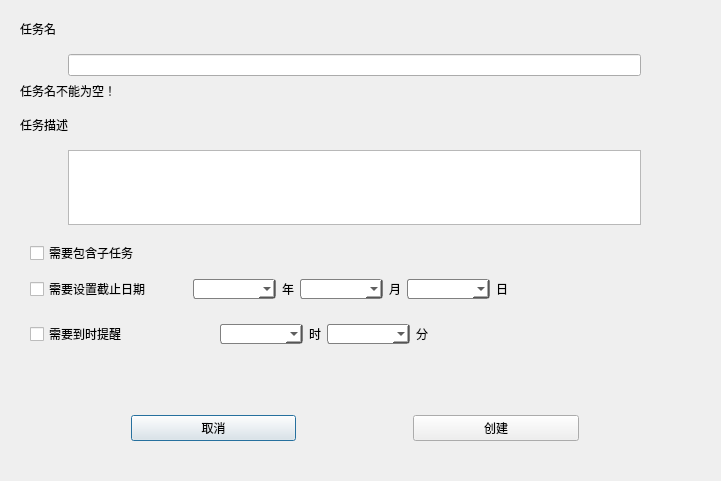
interestingLSY/DDL-Firewall, file addtask.ui: the form before one commit.
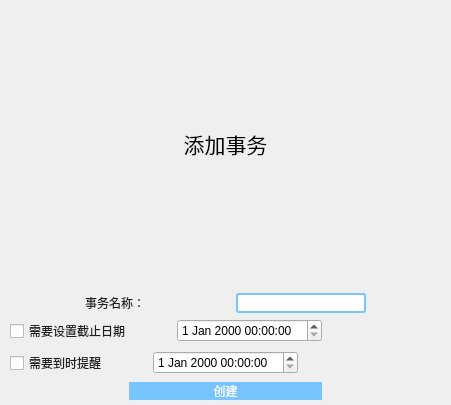
The form after the commit.

Diff of the .ui file:
```diff
--- a/addtask.ui
+++ b/addtask.ui
@@ -6,32 +6,73 @@
    <rect>
     <x>0</x>
     <y>0</y>
-    <width>721</width>
-    <height>481</height>
+    <width>451</width>
+    <height>405</height>
    </rect>
   </property>
   <property name="windowTitle">
    <string>Dialog</string>
   </property>
+  <property name="autoFillBackground">
+   <bool>false</bool>
+  </property>
   <widget class="QWidget" name="verticalLayoutWidget">
    <property name="geometry">
     <rect>
-     <x>20</x>
-     <y>10</y>
-     <width>669</width>
-     <height>431</height>
+     <x>0</x>
+     <y>0</y>
+     <width>451</width>
+     <height>401</height>
     </rect>
    </property>
-   <layout class="QVBoxLayout" name="verticalLayout" stretch="2,2,1,2,4,2,2,2,3,0">
+   <layout class="QVBoxLayout" name="verticalLayout" stretch="0,0,0,0,0">
+    <property name="sizeConstraint">
+     <enum>QLayout::SetDefaultConstraint</enum>
+    </property>
     <item>
      <widget class="QLabel" name="label_taskname">
+      <property name="font">
+       <font>
+        <pointsize>16</pointsize>
+       </font>
+      </property>
       <property name="text">
-       <string>任务名</string>
+       <string>添加事务</string>
+      </property>
+      <property name="alignment">
+       <set>Qt::AlignCenter</set>
       </property>
      </widget>
     </item>
     <item>
-     <layout class="QHBoxLayout" name="horizontalLayout_7" stretch="1,12,1">
+     <layout class="QHBoxLayout" name="horizontalLayout_7">
+      <item>
+       <spacer name="horizontalSpacer_8">
+        <property name="orientation">
+         <enum>Qt::Horizontal</enum>
+        </property>
+        <property name="sizeHint" stdset="0">
+         <size>
+          <width>40</width>
+          <height>20</height>
+         </size>
+        </property>
+       </spacer>
+      </item>
+      <item>
+       <widget class="QLabel" name="label_task_name">
+        <property name="styleSheet">
+         <string notr="true">font: 25 11pt '宋体';
+color: rgb(31,31,31);</string>
+        </property>
+        <property name="text">
+         <string>事务名称：</string>
+        </property>
+        <property name="alignment">
+         <set>Qt::AlignCenter</set>
+        </property>
+       </widget>
+      </item>
       <item>
        <spacer name="horizontalSpacer_11">
         <property name="orientation">
@@ -46,7 +87,16 @@
        </spacer>
       </item>
       <item>
-       <widget class="QLineEdit" name="lineEdit"/>
+       <widget class="QLineEdit" name="input_task_name">
+        <property name="styleSheet">
+         <string notr="true">font: 25 13pt '微软雅黑';
+color: rgb(31,31,31);
+padding-left:20px;
+background-color: rgb(255, 255, 255);
+border:2px solid rgb(120,196,255);
+border-radius:3px;</string>
+        </property>
+       </widget>
       </item>
       <item>
        <spacer name="horizontalSpacer_12">
@@ -64,75 +114,7 @@
      </layout>
     </item>
     <item>
-     <widget class="QLabel" name="remind">
-      <property name="text">
-       <string>任务名不能为空！</string>
-      </property>
-     </widget>
-    </item>
-    <item>
-     <widget class="QLabel" name="label_taskdetail">
-      <property name="text">
-       <string>任务描述</string>
-      </property>
-     </widget>
-    </item>
-    <item>
-     <layout class="QHBoxLayout" name="horizontalLayout_6" stretch="1,12,1">
-      <item>
-       <spacer name="horizontalSpacer_9">
-        <property name="orientation">
-         <enum>Qt::Horizontal</enum>
-        </property>
-        <property name="sizeHint" stdset="0">
-         <size>
-          <width>40</width>
-          <height>20</height>
-         </size>
-        </property>
-       </spacer>
-      </item>
-      <item>
-       <widget class="QPlainTextEdit" name="plainTextEdit">
-        <property name="contextMenuPolicy">
-         <enum>Qt::DefaultContextMenu</enum>
-        </property>
-       </widget>
-      </item>
-      <item>
-       <spacer name="horizontalSpacer_10">
-        <property name="orientation">
-         <enum>Qt::Horizontal</enum>
-        </property>
-        <property name="sizeHint" stdset="0">
-         <size>
-          <width>40</width>
-          <height>20</height>
-         </size>
-        </property>
-       </spacer>
-      </item>
-     </layout>
-    </item>
-    <item>
-     <layout class="QHBoxLayout" name="horizontalLayout_2">
-      <property name="leftMargin">
-       <number>10</number>
-      </property>
-      <property name="topMargin">
-       <number>10</number>
-      </property>
-      <item>
-       <widget class="QCheckBox" name="checkBoxSubtask">
-        <property name="text">
-         <string>需要包含子任务</string>
-        </property>
-       </widget>
-      </item>
-     </layout>
-    </item>
-    <item>
-     <layout class="QHBoxLayout" name="ymd_layout" stretch="2,1,3,5">
+     <layout class="QHBoxLayout" name="ymd_layout" stretch="0,0,0,0">
       <property name="leftMargin">
        <number>10</number>
       </property>
@@ -140,21 +122,24 @@
        <number>2</number>
       </property>
       <item>
-       <layout class="QVBoxLayout" name="verticalLayout_2">
-        <item>
-         <widget class="QCheckBox" name="checkBoxDate">
-          <property name="text">
-           <string>需要设置截止日期</string>
-          </property>
-         </widget>
-        </item>
-       </layout>
+       <widget class="QCheckBox" name="chkbox_have_ddl">
+        <property name="styleSheet">
+         <string notr="true">font: 25 11pt '宋体';
+color: rgb(31,31,31);</string>
+        </property>
+        <property name="text">
+         <string>需要设置截止日期</string>
+        </property>
+       </widget>
       </item>
       <item>
        <spacer name="horizontalSpacer_4">
         <property name="orientation">
          <enum>Qt::Horizontal</enum>
         </property>
+        <property name="sizeType">
+         <enum>QSizePolicy::Preferred</enum>
+        </property>
         <property name="sizeHint" stdset="0">
          <size>
           <width>40</width>
@@ -164,239 +149,18 @@
        </spacer>
       </item>
       <item>
-       <layout class="QHBoxLayout" name="horizontalLayout">
-        <item>
-         <widget class="QComboBox" name="comboBoxYear">
-          <property name="styleSheet">
-           <string notr="true">/* 未下拉时，QComboBox的样式 */
-QComboBox {
-    border: 1px solid gray;   /* 边框 */
-    border-radius: 3px;   /* 圆⾓ */
-    padding: 1px 18px 1px 3px;   /* 字体填衬 */
-    color: black;
-    font: normal normal 15px &quot;Microsoft YaHei&quot;;
-    background: white;
-}
-/* 下拉后，整个下拉窗体样式 */
-QComboBox QAbstractItemView {
-    outline: 0px solid gray;   /* 选定项的虚框 */
-    border: black;   /* 整个下拉窗体的边框 */
-    color: black;
-    background-color: white;   /* 整个下拉窗体的背景⾊ */
-    selection-background-color:rgb(212, 212, 212)
-	selection-color:white
-;   /* 整个下拉窗体被选中项的背景⾊ */
-}
-/* 下拉后，整个下拉窗体每项的样式 */
-QComboBox QAbstractItemView::item {
-    height: 50px;   /* 项的⾼度（设置pComboBox-&gt;setView(new QListView());后，该项才起作⽤） */
-}
-/* 下拉后，整个下拉窗体越过每项的样式 */
-QComboBox QAbstractItemView::item:hover {
-    color: red;
-    background-color: green;   /* 整个下拉窗体越过每项的背景⾊ */
-}
-/* 下拉后，整个下拉窗体被选择的每项的样式 */
-QComboBox QAbstractItemView::item:selected {
-    color: black;
-    background-color: grey;
-}
-/* QComboBox中的垂直滚动条 */
-QComboBox QAbstractScrollArea QScrollBar:vertical {
-    width: 10px;
-    background-color: white;   /* 空⽩区域的背景⾊灰⾊green */
-}
-QComboBox QAbstractScrollArea QScrollBar::handle:vertical {
-    border-radius: 5px;   /* 圆⾓ */
-    background: rgb(192,192,192);   /* ⼩⽅块的背景⾊深灰lightblue */
-}
-QComboBox QAbstractScrollArea QScrollBar::handle:vertical:hover {
-    background: rgb(192,192,192);   /* 越过⼩⽅块的背景⾊yellow */
-}
-/* 设置为可编辑（setEditable(true)）editable时，编辑区域的样式 */
-QComboBox:editable {
-    background: rgb(192,192,192);
-}
-/* 设置为⾮编辑（setEditable(false)）!editable时，整个QComboBox的样式 */
-QComboBox:!editable {
-     background: white;
-}
-/* 设置为可编辑editable时，点击整个QComboBox的样式 */
-/* 设置为可编辑editable时，点击整个QComboBox的样式 */
-QComboBox:editable:on {
-    background: black;
-}
-/* 设置为⾮编辑!editable时，点击整个QComboBox的样式 */
-QComboBox:!editable:on {
-     background: white;
-}
-</string>
-          </property>
-         </widget>
-        </item>
-        <item>
-         <widget class="QLabel" name="year">
-          <property name="text">
-           <string>年</string>
-          </property>
-         </widget>
-        </item>
-        <item>
-         <widget class="QComboBox" name="comboBoxMonth">
-          <property name="styleSheet">
-           <string notr="true">/* 未下拉时，QComboBox的样式 */
-QComboBox {
-    border: 1px solid gray;   /* 边框 */
-    border-radius: 3px;   /* 圆⾓ */
-    padding: 1px 18px 1px 3px;   /* 字体填衬 */
-    color: black;
-    font: normal normal 15px &quot;Microsoft YaHei&quot;;
-    background: white;
-}
-/* 下拉后，整个下拉窗体样式 */
-QComboBox QAbstractItemView {
-    outline: 0px solid gray;   /* 选定项的虚框 */
-    border: black;   /* 整个下拉窗体的边框 */
-    color: black;
-    background-color: white;   /* 整个下拉窗体的背景⾊ */
-    selection-background-color:rgb(212, 212, 212)
-	selection-color:white
-;   /* 整个下拉窗体被选中项的背景⾊ */
-}
-/* 下拉后，整个下拉窗体每项的样式 */
-QComboBox QAbstractItemView::item {
-    height: 50px;   /* 项的⾼度（设置pComboBox-&gt;setView(new QListView());后，该项才起作⽤） */
-}
-/* 下拉后，整个下拉窗体越过每项的样式 */
-QComboBox QAbstractItemView::item:hover {
-    color: red;
-    background-color: green;   /* 整个下拉窗体越过每项的背景⾊ */
-}
-/* 下拉后，整个下拉窗体被选择的每项的样式 */
-QComboBox QAbstractItemView::item:selected {
-    color: black;
-    background-color: grey;
-}
-/* QComboBox中的垂直滚动条 */
-QComboBox QAbstractScrollArea QScrollBar:vertical {
-    width: 10px;
-    background-color: white;   /* 空⽩区域的背景⾊灰⾊green */
-}
-QComboBox QAbstractScrollArea QScrollBar::handle:vertical {
-    border-radius: 5px;   /* 圆⾓ */
-    background: rgb(192,192,192);   /* ⼩⽅块的背景⾊深灰lightblue */
-}
-QComboBox QAbstractScrollArea QScrollBar::handle:vertical:hover {
-    background: rgb(192,192,192);   /* 越过⼩⽅块的背景⾊yellow */
-}
-/* 设置为可编辑（setEditable(true)）editable时，编辑区域的样式 */
-QComboBox:editable {
-    background: rgb(192,192,192);
-}
-/* 设置为⾮编辑（setEditable(false)）!editable时，整个QComboBox的样式 */
-QComboBox:!editable {
-     background: white;
-}
-/* 设置为可编辑editable时，点击整个QComboBox的样式 */
-/* 设置为可编辑editable时，点击整个QComboBox的样式 */
-QComboBox:editable:on {
-    background: black;
-}
-/* 设置为⾮编辑!editable时，点击整个QComboBox的样式 */
-QComboBox:!editable:on {
-     background: white;
-}
-</string>
-          </property>
-         </widget>
-        </item>
-        <item>
-         <widget class="QLabel" name="month">
-          <property name="contextMenuPolicy">
-           <enum>Qt::NoContextMenu</enum>
-          </property>
-          <property name="text">
-           <string>月</string>
-          </property>
-         </widget>
-        </item>
-        <item>
-         <widget class="QComboBox" name="comboBoxDay">
-          <property name="styleSheet">
-           <string notr="true">/* 未下拉时，QComboBox的样式 */
-QComboBox {
-    border: 1px solid gray;   /* 边框 */
-    border-radius: 3px;   /* 圆⾓ */
-    padding: 1px 18px 1px 3px;   /* 字体填衬 */
-    color: black;
-    font: normal normal 15px &quot;Microsoft YaHei&quot;;
-    background: white;
-}
-/* 下拉后，整个下拉窗体样式 */
-QComboBox QAbstractItemView {
-    outline: 0px solid gray;   /* 选定项的虚框 */
-    border: black;   /* 整个下拉窗体的边框 */
-    color: black;
-    background-color: white;   /* 整个下拉窗体的背景⾊ */
-    selection-background-color:rgb(212, 212, 212)
-	selection-color:white
-;   /* 整个下拉窗体被选中项的背景⾊ */
-}
-/* 下拉后，整个下拉窗体每项的样式 */
-QComboBox QAbstractItemView::item {
-    height: 50px;   /* 项的⾼度（设置pComboBox-&gt;setView(new QListView());后，该项才起作⽤） */
-}
-/* 下拉后，整个下拉窗体越过每项的样式 */
-QComboBox QAbstractItemView::item:hover {
-    color: red;
-    background-color: green;   /* 整个下拉窗体越过每项的背景⾊ */
-}
-/* 下拉后，整个下拉窗体被选择的每项的样式 */
-QComboBox QAbstractItemView::item:selected {
-    color: black;
-    background-color: grey;
-}
-/* QComboBox中的垂直滚动条 */
-QComboBox QAbstractScrollArea QScrollBar:vertical {
-    width: 10px;
-    background-color: white;   /* 空⽩区域的背景⾊灰⾊green */
-}
-QComboBox QAbstractScrollArea QScrollBar::handle:vertical {
-    border-radius: 5px;   /* 圆⾓ */
-    background: rgb(192,192,192);   /* ⼩⽅块的背景⾊深灰lightblue */
-}
-QComboBox QAbstractScrollArea QScrollBar::handle:vertical:hover {
-    background: rgb(192,192,192);   /* 越过⼩⽅块的背景⾊yellow */
-}
-/* 设置为可编辑（setEditable(true)）editable时，编辑区域的样式 */
-QComboBox:editable {
-    background: rgb(192,192,192);
-}
-/* 设置为⾮编辑（setEditable(false)）!editable时，整个QComboBox的样式 */
-QComboBox:!editable {
-     background: white;
-}
-/* 设置为可编辑editable时，点击整个QComboBox的样式 */
-/* 设置为可编辑editable时，点击整个QComboBox的样式 */
-QComboBox:editable:on {
-    background: black;
-}
-/* 设置为⾮编辑!editable时，点击整个QComboBox的样式 */
-QComboBox:!editable:on {
-     background: white;
-}
-</string>
-          </property>
-         </widget>
-        </item>
-        <item>
-         <widget class="QLabel" name="day">
-          <property name="text">
-           <string>日</string>
-          </property>
-         </widget>
-        </item>
-       </layout>
+       <widget class="QDateTimeEdit" name="datetime_ddl">
+        <property name="minimumDateTime">
+         <datetime>
+          <hour>0</hour>
+          <minute>0</minute>
+          <second>0</second>
+          <year>1759</year>
+          <month>9</month>
+          <day>14</day>
+         </datetime>
+        </property>
+       </widget>
       </item>
       <item>
        <spacer name="horizontalSpacer_7">
@@ -414,26 +178,29 @@
      </layout>
     </item>
     <item>
-     <layout class="QHBoxLayout" name="horizontalLayout_11" stretch="2,3,2,9">
+     <layout class="QHBoxLayout" name="horizontalLayout_11" stretch="0,0,0,0">
       <property name="leftMargin">
        <number>10</number>
       </property>
       <item>
-       <layout class="QHBoxLayout" name="horizontalLayout_10">
-        <item>
-         <widget class="QCheckBox" name="checkBoxTime">
-          <property name="text">
-           <string>需要到时提醒</string>
-          </property>
-         </widget>
-        </item>
-       </layout>
+       <widget class="QCheckBox" name="chkbox_have_reminder">
+        <property name="styleSheet">
+         <string notr="true">font: 25 11pt '宋体';
+color: rgb(31,31,31);</string>
+        </property>
+        <property name="text">
+         <string>需要到时提醒</string>
+        </property>
+       </widget>
       </item>
       <item>
        <spacer name="horizontalSpacer_5">
         <property name="orientation">
          <enum>Qt::Horizontal</enum>
         </property>
+        <property name="sizeType">
+         <enum>QSizePolicy::Preferred</enum>
+        </property>
         <property name="sizeHint" stdset="0">
          <size>
           <width>40</width>
@@ -443,160 +210,7 @@
        </spacer>
       </item>
       <item>
-       <layout class="QHBoxLayout" name="horizontalLayout_9">
-        <item>
-         <widget class="QComboBox" name="comboBoxHour">
-          <property name="styleSheet">
-           <string notr="true">/* 未下拉时，QComboBox的样式 */
-QComboBox {
-    border: 1px solid gray;   /* 边框 */
-    border-radius: 3px;   /* 圆⾓ */
-    padding: 1px 18px 1px 3px;   /* 字体填衬 */
-    color: black;
-    font: normal normal 15px &quot;Microsoft YaHei&quot;;
-    background: white;
-}
-/* 下拉后，整个下拉窗体样式 */
-QComboBox QAbstractItemView {
-    outline: 0px solid gray;   /* 选定项的虚框 */
-    border: black;   /* 整个下拉窗体的边框 */
-    color: black;
-    background-color: white;   /* 整个下拉窗体的背景⾊ */
-    selection-background-color:rgb(212, 212, 212)
-	selection-color:white
-;   /* 整个下拉窗体被选中项的背景⾊ */
-}
-/* 下拉后，整个下拉窗体每项的样式 */
-QComboBox QAbstractItemView::item {
-    height: 50px;   /* 项的⾼度（设置pComboBox-&gt;setView(new QListView());后，该项才起作⽤） */
-}
-/* 下拉后，整个下拉窗体越过每项的样式 */
-QComboBox QAbstractItemView::item:hover {
-    color: red;
-    background-color: green;   /* 整个下拉窗体越过每项的背景⾊ */
-}
-/* 下拉后，整个下拉窗体被选择的每项的样式 */
-QComboBox QAbstractItemView::item:selected {
-    color: black;
-    background-color: grey;
-}
-/* QComboBox中的垂直滚动条 */
-QComboBox QAbstractScrollArea QScrollBar:vertical {
-    width: 10px;
-    background-color: white;   /* 空⽩区域的背景⾊灰⾊green */
-}
-QComboBox QAbstractScrollArea QScrollBar::handle:vertical {
-    border-radius: 5px;   /* 圆⾓ */
-    background: rgb(192,192,192);   /* ⼩⽅块的背景⾊深灰lightblue */
-}
-QComboBox QAbstractScrollArea QScrollBar::handle:vertical:hover {
-    background: rgb(192,192,192);   /* 越过⼩⽅块的背景⾊yellow */
-}
-/* 设置为可编辑（setEditable(true)）editable时，编辑区域的样式 */
-QComboBox:editable {
-    background: rgb(192,192,192);
-}
-/* 设置为⾮编辑（setEditable(false)）!editable时，整个QComboBox的样式 */
-QComboBox:!editable {
-     background: white;
-}
-/* 设置为可编辑editable时，点击整个QComboBox的样式 */
-/* 设置为可编辑editable时，点击整个QComboBox的样式 */
-QComboBox:editable:on {
-    background: black;
-}
-/* 设置为⾮编辑!editable时，点击整个QComboBox的样式 */
-QComboBox:!editable:on {
-     background: white;
-}
-</string>
-          </property>
-         </widget>
-        </item>
-        <item>
-         <widget class="QLabel" name="hour">
-          <property name="text">
-           <string>时</string>
-          </property>
-         </widget>
-        </item>
-        <item>
-         <widget class="QComboBox" name="comboBoxMinute">
-          <property name="styleSheet">
-           <string notr="true">/* 未下拉时，QComboBox的样式 */
-QComboBox {
-    border: 1px solid gray;   /* 边框 */
-    border-radius: 3px;   /* 圆⾓ */
-    padding: 1px 18px 1px 3px;   /* 字体填衬 */
-    color: black;
-    font: normal normal 15px &quot;Microsoft YaHei&quot;;
-    background: white;
-}
-/* 下拉后，整个下拉窗体样式 */
-QComboBox QAbstractItemView {
-    outline: 0px solid gray;   /* 选定项的虚框 */
-    border: black;   /* 整个下拉窗体的边框 */
-    color: black;
-    background-color: white;   /* 整个下拉窗体的背景⾊ */
-    selection-background-color:rgb(212, 212, 212)
-	selection-color:white
-;   /* 整个下拉窗体被选中项的背景⾊ */
-}
-/* 下拉后，整个下拉窗体每项的样式 */
-QComboBox QAbstractItemView::item {
-    height: 50px;   /* 项的⾼度（设置pComboBox-&gt;setView(new QListView());后，该项才起作⽤） */
-}
-/* 下拉后，整个下拉窗体越过每项的样式 */
-QComboBox QAbstractItemView::item:hover {
-    color: red;
-    background-color: green;   /* 整个下拉窗体越过每项的背景⾊ */
-}
-/* 下拉后，整个下拉窗体被选择的每项的样式 */
-QComboBox QAbstractItemView::item:selected {
-    color: black;
-    background-color: grey;
-}
-/* QComboBox中的垂直滚动条 */
-QComboBox QAbstractScrollArea QScrollBar:vertical {
-    width: 10px;
-    background-color: white;   /* 空⽩区域的背景⾊灰⾊green */
-}
-QComboBox QAbstractScrollArea QScrollBar::handle:vertical {
-    border-radius: 5px;   /* 圆⾓ */
-    background: rgb(192,192,192);   /* ⼩⽅块的背景⾊深灰lightblue */
-}
-QComboBox QAbstractScrollArea QScrollBar::handle:vertical:hover {
-    background: rgb(192,192,192);   /* 越过⼩⽅块的背景⾊yellow */
-}
-/* 设置为可编辑（setEditable(true)）editable时，编辑区域的样式 */
-QComboBox:editable {
-    background: rgb(192,192,192);
-}
-/* 设置为⾮编辑（setEditable(false)）!editable时，整个QComboBox的样式 */
-QComboBox:!editable {
-     background: white;
-}
-/* 设置为可编辑editable时，点击整个QComboBox的样式 */
-/* 设置为可编辑editable时，点击整个QComboBox的样式 */
-QComboBox:editable:on {
-    background: black;
-}
-/* 设置为⾮编辑!editable时，点击整个QComboBox的样式 */
-QComboBox:!editable:on {
-     background: white;
-}
-</string>
-          </property>
-         </widget>
-        </item>
-        <item>
-         <widget class="QLabel" name="minute">
-          <property name="text">
-           <string>分</string>
-          </property>
-         </widget>
-        </item>
-       </layout>
+       <widget class="QDateTimeEdit" name="datetime_reminder"/>
       </item>
       <item>
        <spacer name="horizontalSpacer_6">
@@ -614,20 +228,7 @@
      </layout>
     </item>
     <item>
-     <spacer name="verticalSpacer">
-      <property name="orientation">
-       <enum>Qt::Vertical</enum>
-      </property>
-      <property name="sizeHint" stdset="0">
-       <size>
-        <width>20</width>
-        <height>40</height>
-       </size>
-      </property>
-     </spacer>
-    </item>
-    <item>
-     <layout class="QHBoxLayout" name="horizontalLayout_4" stretch="2,3,2,3,2">
+     <layout class="QHBoxLayout" name="horizontalLayout_4" stretch="2,3,2">
       <item>
        <spacer name="horizontalSpacer">
         <property name="orientation">
@@ -642,27 +243,21 @@
        </spacer>
       </item>
       <item>
-       <widget class="QPushButton" name="pushButton_2">
-        <property name="text">
-         <string>取消</string>
+       <widget class="QPushButton" name="btn_create">
+        <property name="styleSheet">
+         <string notr="true">QPushButton{
+font: 25 14pt '微软雅黑';
+color: rgb(255,255,255);
+background-color: rgb(120,196,255);
+border: none;border-radius:15px;
+}
+QPushButton:hover{
+background-color: rgb(22,218,208);
+}
+QPushButton:pressed{
+background-color: rgb(17,171,164);}
+</string>
         </property>
-       </widget>
-      </item>
-      <item>
-       <spacer name="horizontalSpacer_2">
-        <property name="orientation">
-         <enum>Qt::Horizontal</enum>
-        </property>
-        <property name="sizeHint" stdset="0">
-         <size>
-          <width>40</width>
-          <height>20</height>
-         </size>
-        </property>
-       </spacer>
-      </item>
-      <item>
-       <widget class="QPushButton" name="pushButton">
         <property name="text">
          <string>创建</string>
         </property>
```
Left out of the diff: 19 changed lines with no effect on the pictures.
